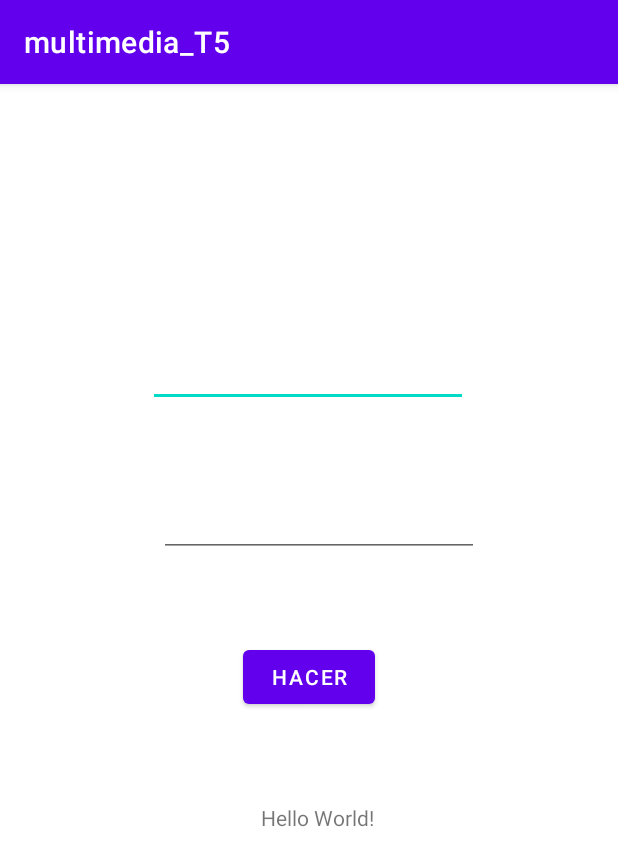
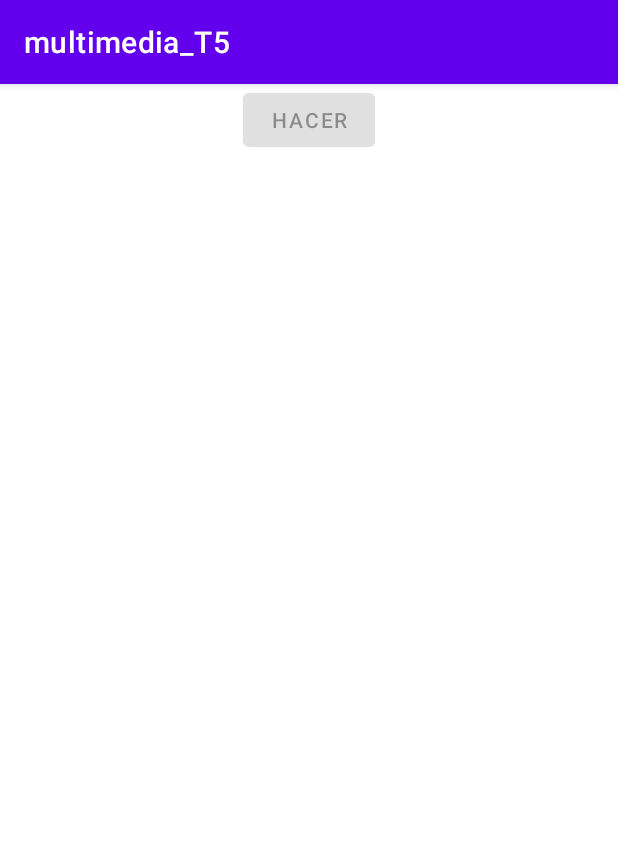
Before and after one commit to eduflo957/multimedia_T5, an Android app: the screen it shows after launch (MainActivity), on a phone screen of 412 x 824 dp. Shown: the top 866 px of the screen. Run offline under Robolectric (Android 15) with nearby library versions, the phone set to English and light mode, and no system bars.

Commit message:
hecho completo, pero falta ultima correcion

```diff
--- a/app/src/main/java/com/example/multimedia_t5/MainActivity.kt
+++ b/app/src/main/java/com/example/multimedia_t5/MainActivity.kt
@@ -1,46 +1,64 @@
 package com.example.multimedia_t5
 
+import android.annotation.SuppressLint
 import androidx.appcompat.app.AppCompatActivity
 import android.os.Bundle
 import android.text.Editable
 import android.text.TextWatcher
 import android.widget.Button
 import android.widget.EditText
+import android.widget.TextView
 
 class MainActivity : AppCompatActivity() {
     override fun onCreate(savedInstanceState: Bundle?) {
         super.onCreate(savedInstanceState)
         setContentView(R.layout.activity_main)
 
-        var botonHacer = findViewById<Button>(R.id.botonHacer)
-        var texto1 = findViewById<EditText>(R.id.texto1)
-        var texto2 = findViewById<EditText>(R.id.texto2)
+        val botonHacer = findViewById<Button>(R.id.botonHacer)
+        val texto1 = findViewById<EditText>(R.id.texto1)
+        val texto2 = findViewById<EditText>(R.id.texto2)
 
-        // || texto2.text.isEmpty()
-        /*if (texto1.text.toString().isEmpty()){
-            botonHacer.isEnabled=false
-        } else {
-            botonHacer.isEnabled=true
-        }*/
+        botonHacer.isEnabled=false
 
-        findViewById<EditText>(R.id.texto1).addTextChangedListener(object : TextWatcher {
+        texto1.addTextChangedListener(object : TextWatcher {
             override fun afterTextChanged(s: Editable?) {}
             override fun beforeTextChanged(s: CharSequence?, start: Int, count: Int, after: Int) {}
             override fun onTextChanged(s: CharSequence?, start: Int, before: Int, count: Int) {
-                findViewById<Button>(R.id.botonHacer).isEnabled =
-                    !(findViewById<EditText>(R.id.texto1).text.toString().isEmpty()
-                            || findViewById<EditText>(R.id.texto2).text.toString().isEmpty());
+                botonHacer.isEnabled =
+                    !(texto1.text.toString().isEmpty()
+                            || texto2.text.toString().isEmpty())
             }
         })
 
-        findViewById<EditText>(R.id.texto2).addTextChangedListener(object : TextWatcher {
+        texto2.addTextChangedListener(object : TextWatcher {
             override fun afterTextChanged(s: Editable?) {}
             override fun beforeTextChanged(s: CharSequence?, start: Int, count: Int, after: Int) {}
             override fun onTextChanged(s: CharSequence?, start: Int, before: Int, count: Int) {
-                findViewById<Button>(R.id.botonHacer).isEnabled =
-                    !(findViewById<EditText>(R.id.texto1).text.toString().isEmpty()
-                            || findViewById<EditText>(R.id.texto2).text.toString().isEmpty());
+                botonHacer.isEnabled =
+                    !(texto1.text.toString().isEmpty()
+                            || texto2.text.toString().isEmpty())
             }
         })
+
+        botonHacer.setOnClickListener {
+            concatenar() }
+
+/*        texto1.setOnClickListener {
+            resultado.setText("@+id/string1")
+        }
+
+        texto2.setOnClickListener {
+            resultado.setText("@+id/string2")
+        }*/
+    }
+
+    @SuppressLint("SetTextI18n")
+    private fun concatenar() {
+        val texto1 = findViewById<TextView>(R.id.texto1)
+        val texto2 = findViewById<TextView>(R.id.texto2)
+        val textToConcat1 = texto1.text.toString()
+        val textToConcat2 = texto2.text.toString()
+        texto2.text = textToConcat1 + textToConcat2
+        texto1.text = " "
     }
 }
--- a/app/src/main/res/layout/activity_main.xml
+++ b/app/src/main/res/layout/activity_main.xml
@@ -20,28 +20,15 @@
         app:layout_constraintTop_toTopOf="parent"
         app:layout_constraintVertical_bias="0.756" />
 
-    <TextView
-        android:id="@+id/resultado"
-        android:layout_width="wrap_content"
-        android:layout_height="wrap_content"
-        android:text="Hello World!"
-        app:layout_constraintBottom_toBottomOf="parent"
-        app:layout_constraintEnd_toEndOf="parent"
-        app:layout_constraintHorizontal_bias="0.517"
-        app:layout_constraintStart_toStartOf="parent"
-        app:layout_constraintTop_toTopOf="parent"
-        app:layout_constraintVertical_bias="0.64" />
-
     <Button
         android:id="@+id/botonHacer"
         android:layout_width="wrap_content"
         android:layout_height="wrap_content"
-        android:layout_marginBottom="60dp"
         android:text="Hacer"
-        app:layout_constraintBottom_toTopOf="@+id/resultado"
         app:layout_constraintEnd_toEndOf="parent"
         app:layout_constraintHorizontal_bias="0.501"
-        app:layout_constraintStart_toStartOf="parent" />
+        app:layout_constraintStart_toStartOf="parent"
+        tools:layout_editor_absoluteY="347dp" />
 
     <EditText
         android:id="@+id/texto2"
```
Also changed, not shown: 1 other file.
